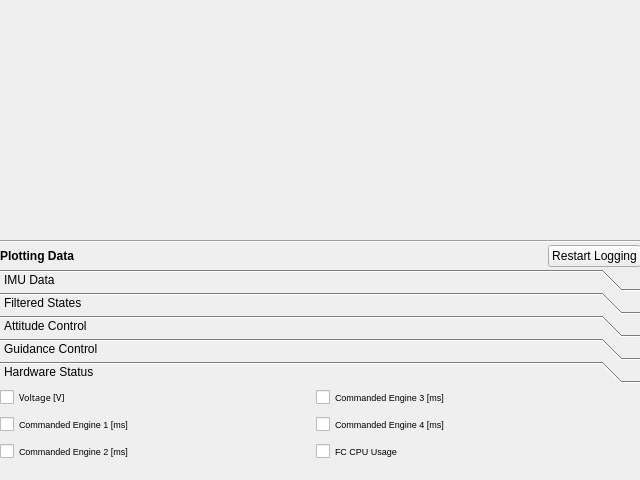
First picture: the form in gcs/ui/dataplotter.ui, repository lijian8/ahns10, before the edit.
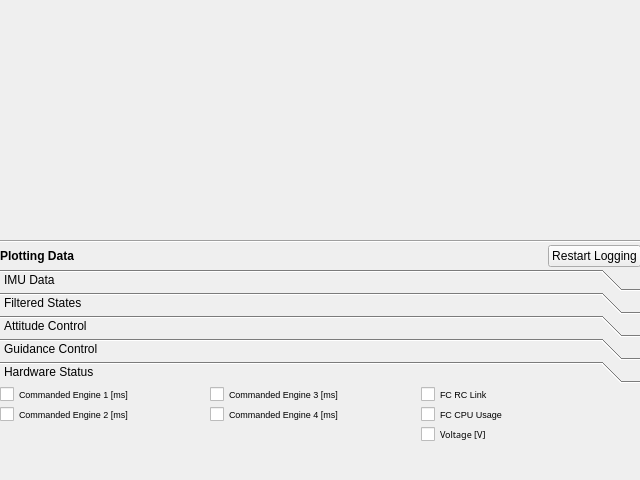
Second picture: the form after the edit. The open tabs and pages were chosen to show the change. Custom widgets are drawn as their Qt base class.

The edit to the form file:
```diff
--- a/gcs/ui/dataplotter.ui
+++ b/gcs/ui/dataplotter.ui
@@ -737,7 +737,7 @@
           <x>0</x>
           <y>0</y>
           <width>631</width>
-          <height>81</height>
+          <height>51</height>
          </rect>
         </property>
         <layout class="QGridLayout" name="gridLayout_2">
@@ -747,7 +747,55 @@
          <property name="spacing">
           <number>0</number>
          </property>
-         <item row="0" column="0">
+         <item row="0" column="2">
+          <widget class="QCheckBox" name="fcRCchkbox">
+           <property name="sizePolicy">
+            <sizepolicy hsizetype="MinimumExpanding" vsizetype="MinimumExpanding">
+             <horstretch>0</horstretch>
+             <verstretch>0</verstretch>
+            </sizepolicy>
+           </property>
+           <property name="minimumSize">
+            <size>
+             <width>0</width>
+             <height>20</height>
+            </size>
+           </property>
+           <property name="font">
+            <font>
+             <pointsize>7</pointsize>
+            </font>
+           </property>
+           <property name="text">
+            <string>FC RC Link</string>
+           </property>
+          </widget>
+         </item>
+         <item row="1" column="2">
+          <widget class="QCheckBox" name="fcCPUchkbox">
+           <property name="sizePolicy">
+            <sizepolicy hsizetype="MinimumExpanding" vsizetype="MinimumExpanding">
+             <horstretch>0</horstretch>
+             <verstretch>0</verstretch>
+            </sizepolicy>
+           </property>
+           <property name="minimumSize">
+            <size>
+             <width>0</width>
+             <height>20</height>
+            </size>
+           </property>
+           <property name="font">
+            <font>
+             <pointsize>7</pointsize>
+            </font>
+           </property>
+           <property name="text">
+            <string>FC CPU Usage</string>
+           </property>
+          </widget>
+         </item>
+         <item row="2" column="2">
           <widget class="QCheckBox" name="voltagechkbox">
            <property name="sizePolicy">
             <sizepolicy hsizetype="MinimumExpanding" vsizetype="MinimumExpanding">
@@ -772,7 +820,7 @@
            </property>
           </widget>
          </item>
-         <item row="1" column="0">
+         <item row="0" column="0">
           <widget class="QCheckBox" name="engine1chkbox">
            <property name="sizePolicy">
             <sizepolicy hsizetype="MinimumExpanding" vsizetype="MinimumExpanding">
@@ -796,7 +844,7 @@
            </property>
           </widget>
          </item>
-         <item row="2" column="0">
+         <item row="1" column="0">
           <widget class="QCheckBox" name="engine2chkbox">
            <property name="sizePolicy">
             <sizepolicy hsizetype="MinimumExpanding" vsizetype="MinimumExpanding">
@@ -868,30 +916,6 @@
            </property>
           </widget>
          </item>
-         <item row="2" column="1">
-          <widget class="QCheckBox" name="fcCPUchkbox">
-           <property name="sizePolicy">
-            <sizepolicy hsizetype="MinimumExpanding" vsizetype="MinimumExpanding">
-             <horstretch>0</horstretch>
-             <verstretch>0</verstretch>
-            </sizepolicy>
-           </property>
-           <property name="minimumSize">
-            <size>
-             <width>0</width>
-             <height>20</height>
-            </size>
-           </property>
-           <property name="font">
-            <font>
-             <pointsize>7</pointsize>
-            </font>
-           </property>
-           <property name="text">
-            <string>FC CPU Usage</string>
-           </property>
-          </widget>
-         </item>
         </layout>
        </widget>
       </widget>
```
Left out of the diff: 4 changed lines with no effect on the pictures.
